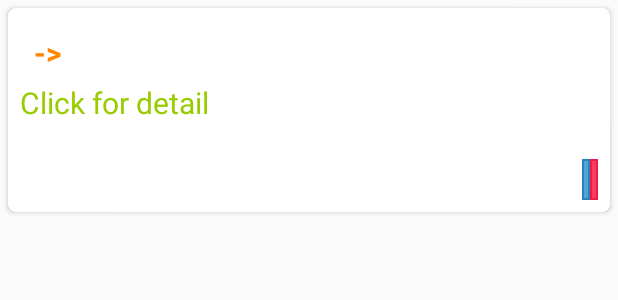
After one commit to yoonK94/bestime, an Android app: the layout list_item_ticket.xml on its own in the app's theme, with its tools: preview values and no code run, on a phone screen of 412 x 824 dp. The commit adds this screen. Shown: the top 300 px of the screen. Run offline under Robolectric (Android 15) with nearby library versions, the phone set to English and light mode, and no system bars.

Commit message:
ticket search view implemented

```diff
--- a/app/src/main/AndroidManifest.xml
+++ b/app/src/main/AndroidManifest.xml
@@ -35,6 +35,10 @@
             android:name=".Map.MapActivity"
             android:parentActivityName=".MainActivity"> <!-- needed for up link to parent activity -->
         </activity>
+        <activity
+            android:name=".Ticket.viewTicket"
+            android:parentActivityName=".MainActivity"> <!-- needed for up link to parent activity -->
+        </activity>
         <!-- the following MUST be in application, not activity -->
         <uses-library android:name="org.apache.http.legacy" android:required="false" />
         <uses-library
--- /dev/null
+++ b/app/src/main/res/drawable/button.xml
@@ -0,0 +1,4 @@
+<shape xmlns:android="http://schemas.android.com/apk/res/android" android:shape="rectangle" >
+    <solid android:color="#4fa5d5" />
+    <stroke android:width="1dip" android:color="#2785ba"/>
+</shape>
--- /dev/null
+++ b/app/src/main/res/drawable/button2.xml
@@ -0,0 +1,4 @@
+<shape xmlns:android="http://schemas.android.com/apk/res/android" android:shape="rectangle" >
+    <solid android:color="#ff3c63" />
+    <stroke android:width="1dip" android:color="#ed1d47"/>
+</shape>
--- /dev/null
+++ b/app/src/main/res/layout/list_item_ticket.xml
@@ -0,0 +1,132 @@
+<?xml version="1.0" encoding="utf-8"?>
+<android.support.v7.widget.CardView xmlns:android="http://schemas.android.com/apk/res/android"
+    xmlns:cardview="http://schemas.android.com/apk/res-auto"
+    android:layout_width="match_parent"
+    android:layout_height="wrap_content"
+    xmlns:app="http://schemas.android.com/tools"
+    android:layout_margin="5dp"
+    cardview:cardCornerRadius="5dp">
+
+    <LinearLayout
+        android:layout_width="wrap_content"
+        android:layout_height="wrap_content"
+        android:orientation="vertical">
+
+        <RelativeLayout
+            android:layout_width="wrap_content"
+            android:layout_height="wrap_content"
+            android:layout_marginTop="8dp"
+            android:padding="8dp">
+
+            <LinearLayout
+                android:layout_width="wrap_content"
+                android:layout_height="wrap_content"
+                android:layout_alignParentLeft="true"
+                android:orientation="vertical">
+                <LinearLayout
+                    android:layout_width="wrap_content"
+                    android:layout_height="wrap_content"
+                    android:layout_alignParentLeft="true"
+                    android:orientation="horizontal">
+
+                    <TextView
+                        android:id="@+id/tv_origin"
+                        android:layout_width="wrap_content"
+                        android:layout_height="wrap_content"
+                        android:fontFamily="sans-serif"
+                        android:textColor="@android:color/holo_orange_dark"
+                        android:textSize="20dp"
+                        android:textStyle="bold" />
+
+                    <TextView
+                        android:layout_width="wrap_content"
+                        android:layout_height="wrap_content"
+                        android:fontFamily="sans-serif"
+                        android:textColor="@android:color/holo_orange_dark"
+                        android:text="  ->  "
+                        android:textSize="20dp"
+                        android:textStyle="bold" />
+
+                    <TextView
+                        android:id="@+id/tv_dest"
+                        android:layout_width="wrap_content"
+                        android:layout_height="wrap_content"
+                        android:fontFamily="sans-serif"
+                        android:textColor="@android:color/holo_orange_dark"
+                        android:textSize="20dp"
+                        android:textStyle="bold" />
+
+                </LinearLayout>
+
+                <TextView
+                    android:id="@+id/tv_detail"
+                    android:layout_width="wrap_content"
+                    android:layout_height="wrap_content"
+                    android:layout_marginTop="6dp"
+                    android:text = "Click for detail"
+                    android:fontFamily="sans-serif"
+                    android:textColor="@android:color/holo_green_light"
+                    android:textSize="20dp" />
+            </LinearLayout>
+
+
+            <TextView
+                android:id="@+id/tv_timestamp"
+                android:layout_width="wrap_content"
+                android:layout_height="wrap_content"
+                android:layout_alignParentRight="true"
+                android:fontFamily="sans-serif"
+                android:textColor="@color/colorAccent"
+                android:textSize="20dp"
+                android:textStyle="bold" />
+
+
+        </RelativeLayout>
+        <RelativeLayout
+            android:layout_width="wrap_content"
+            android:layout_height="wrap_content"
+            android:layout_marginTop="8dp"
+            android:padding="8dp">
+
+            <TextView
+                android:id="@+id/tv_price"
+                android:layout_width="wrap_content"
+                android:layout_height="wrap_content"
+                android:layout_alignParentLeft="true"
+                android:fontFamily="sans-serif"
+                android:textColor="@color/colorPrice"
+                android:textSize="20dp"
+                android:textStyle="bold" />
+
+            <TextView
+                android:id="@+id/button"
+                android:layout_width="wrap_content"
+                android:layout_height="wrap_content"
+                android:layout_toLeftOf="@id/del"
+                android:paddingEnd="5dp"
+                android:background="@drawable/button"
+                android:fontFamily="sans-serif"
+                android:textColor="@color/light_font"
+                android:shadowColor="@color/text_shadow"
+                android:shadowDx="2"
+                android:shadowDy="2"
+                android:shadowRadius="2" android:textSize="20dp"
+                android:textStyle="bold" />
+            <TextView
+                android:id="@+id/del"
+                android:layout_width="wrap_content"
+                android:layout_height="wrap_content"
+                android:layout_alignParentRight="true"
+                android:paddingStart="5dp"
+                android:background="@drawable/button2"
+                android:fontFamily="sans-serif"
+                android:textColor="@color/light_font"
+                android:shadowColor="@color/text_shadow"
+                android:shadowDx="2"
+                android:shadowDy="2"
+                android:shadowRadius="2" android:textSize="20dp"
+                android:textStyle="bold" />
+        </RelativeLayout>
+
+    </LinearLayout>
+</android.support.v7.widget.CardView>
--- a/app/src/main/res/layout/ticket_dialog.xml
+++ b/app/src/main/res/layout/ticket_dialog.xml
@@ -11,7 +11,7 @@
         android:layout_height="wrap_content"
         android:layout_marginBottom="10dp"
         android:fontFamily="sans-serif-medium"
-        android:textColor="@color/colorAccent"
+        android:textColor="@color/colorPrimary"
         android:textSize="22sp"
         android:textStyle="normal" />
 
@@ -64,8 +64,8 @@
             android:layout_width="wrap_content"
             android:layout_height="wrap_content"
             android:layout_alignParentRight="true"
-            android:background="@color/colorAccent"
-            android:text="Pick A Date"
+            android:background="@color/colorPrimary"
+            android:text="Departing\nmonth"
             android:textColor="@android:color/white"
             android:textStyle="bold" />
 
--- a/app/src/main/res/values/colors.xml
+++ b/app/src/main/res/values/colors.xml
@@ -2,5 +2,13 @@
 <resources>
     <color name="colorPrimary">#008577</color>
     <color name="colorPrimaryDark">#00574B</color>
-    <color name="colorAccent">#D81B60</color>
+    <color name="colorAccent">#260612</color>
+    <color name="colorPrice">#1b41d8</color>
+    <color name="buttonBack">#7030df</color>
+    <color name="buttonText">#ffffff</color>
+    <color name="light_font">#FBFBFB</color>
+    <color name="grey_font">#ff9e9e9e</color>
+    <color name="text_shadow">#7F000000</color>
+    <color name="text_shadow_white">#FFFFFF</color>
+
 </resources>
```
Also changed, not shown: app/src/main/java/com/yoonkim/bestime/MainActivity.java (+16 -11 lines), app/src/main/java/com/yoonkim/bestime/Ticket/Schedule.java (+10 -8 lines), app/src/main/java/com/yoonkim/bestime/Ticket/ticketAdapter.java (added, +140 -0 lines), app/src/main/java/com/yoonkim/bestime/Ticket/viewTicket.java (added, +43 -0 lines), app/src/main/res/layout/activity_ticket.xml (added, +20 -0 lines).
